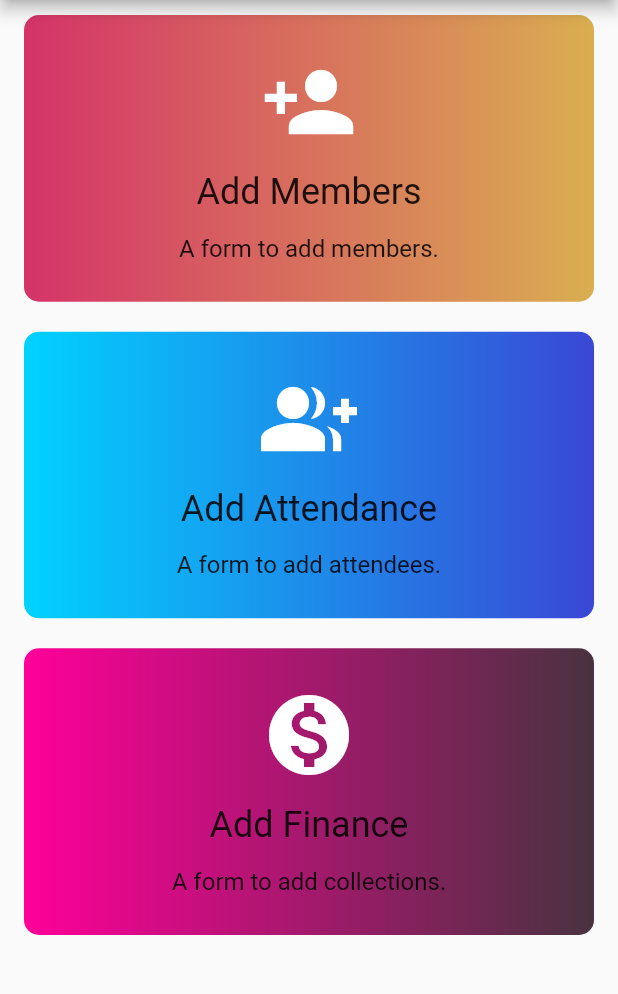
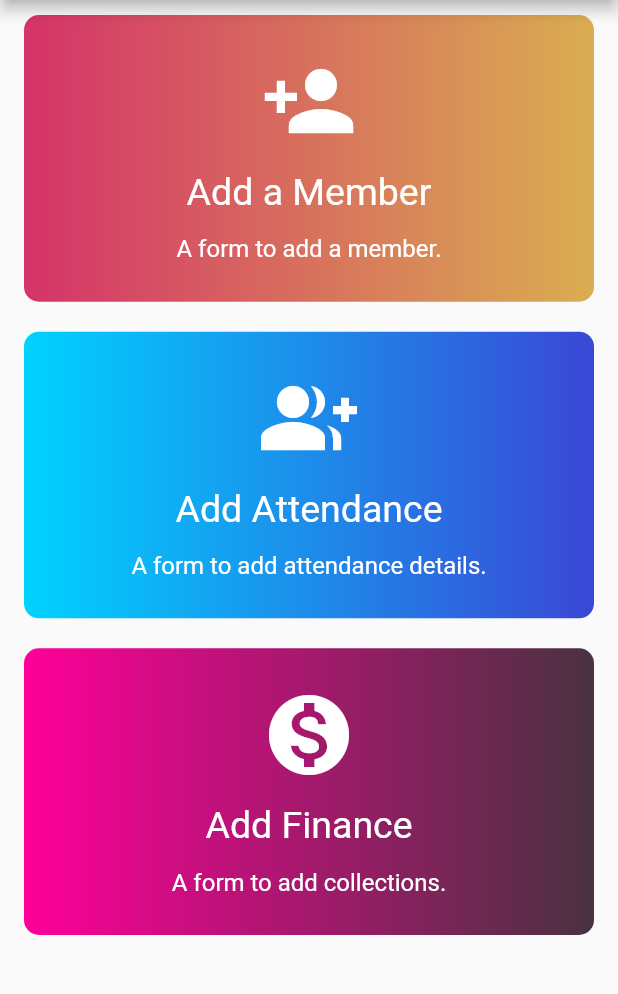
Before and after one commit to edcsu/deeper_life_campus, a Flutter app: the Dashboard screen opened directly, on a phone screen of 412 x 824 dp, the part 84-1078 px from its top. Run offline on Flutter 3.47's test engine with Material 2 defaults, Android fonts, the phone set to English and light mode, and no system bars; our stand-ins replace flutter_svg, splashscreen.

Commit message:
style:dashboard details

```diff
--- a/lib/screens/dashboard/components/body.dart
+++ b/lib/screens/dashboard/components/body.dart
@@ -12,15 +12,15 @@ class DashboardBody extends StatefulWidget {
 class _DashboardBodyState extends State<DashboardBody> {
    List<DashItem> itemList = [
     new DashItem(
-      title: "Add Members",
-      subTitle: "A form to add members.",
+      title: "Add a Member",
+      subTitle: "A form to add a member.",
       icon: Icons.person_add,
       startColor: Color(0xFFD53369),
       endColor: Color(0xFFDAAE51),
     ),
     new DashItem(
       title: "Add Attendance",
-      subTitle: "A form to add attendees.",
+      subTitle: "A form to add attendance details.",
       icon: Icons.group_add,
       startColor: Color(0xFF00D2FF),
       endColor: Color(0xFF3A47D5),),
@@ -67,14 +67,20 @@ class _DashboardBodyState extends State<DashboardBody> {
                     ),
                     Text(
                       item.title,
-                      style: Theme.of(context).textTheme.headline5,
+                      style: TextStyle(
+                        color: Colors.white,
+                        fontSize: 25,
+                      ),
                     ),
                     SizedBox(
                       height: 14,
                     ),
                     Text(
                       item.subTitle,
-                      style: Theme.of(context).textTheme.subtitle1,
+                      style: TextStyle(
+                        color: Colors.white,
+                        fontSize: 16,
+                      ),
                     ),
                   ],
                 ),
```
